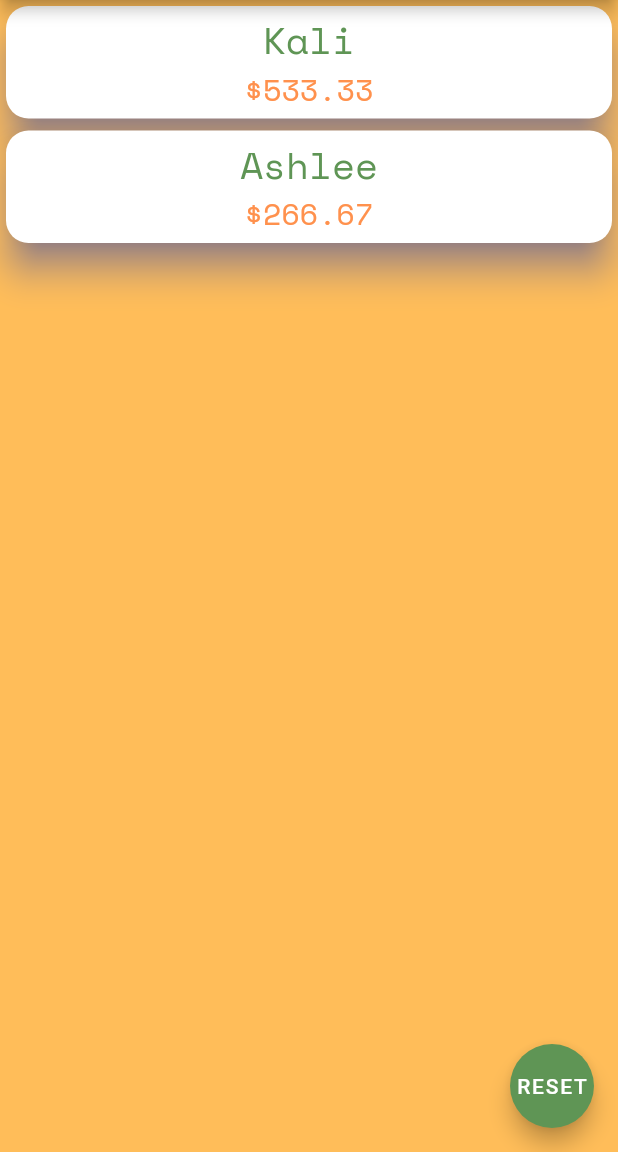
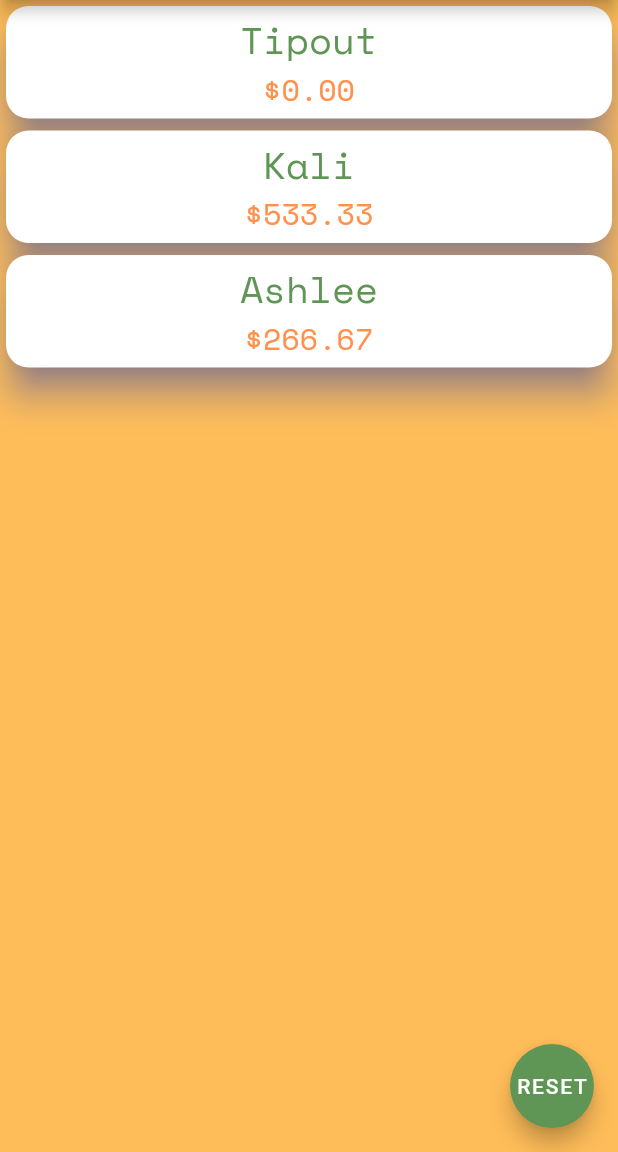
Before and after one commit to SlowGen/Poolhouse-Flutter, a Flutter app: the ResultsScreen screen opened by its route, after a tap on "Calculate", on a phone screen of 412 x 824 dp, the part 84-1236 px from its top. Run offline on Flutter 3.47's test engine with Material 2 defaults, Android fonts, the phone set to English and light mode, and no system bars.

Commit message:
Feat: Tipout card added to results screen

```diff
--- a/lib/brain.dart
+++ b/lib/brain.dart
@@ -8,10 +8,10 @@ class Brain {
   final UnmodifiableListView<Server> serverList;
   final TipoutData tipout;
   double _rate = 0.0;
+  double totalTips = 0.0;
+  double totalPoints = 0.0;
 
   double getRate() {
-    double totalTips = 0.0;
-    double totalPoints = 0.0;
     for (Server server in serverList) {
       totalTips += server.tips;
       totalPoints += server.points;
@@ -22,4 +22,8 @@ class Brain {
     totalPoints != 0 ? _rate = totalTips / totalPoints : _rate = 0.0;
     return _rate;
   }
+
+  double getTipoutTotal() {
+    return (tipout.tipout * totalTips) / 100;
+  }
 }
--- a/lib/screens/results_screen.dart
+++ b/lib/screens/results_screen.dart
@@ -12,6 +12,7 @@ import '../models/server_data.dart';
 import '../models/tipout_data.dart';
 import '../screens/enter_data_screen.dart';
 import '../widgets/results_list.dart';
+import '../widgets/results_tile.dart';
 
 class ResultsScreen extends StatelessWidget {
   static const String id = 'results';
@@ -23,6 +24,7 @@ class ResultsScreen extends StatelessWidget {
         Provider.of<ServerData>(context, listen: false).servers;
     final Brain brain = Brain(serverList: serverList, tipout: tipouts);
     final double rate = brain.getRate();
+    final double tipoutTotal = brain.getTipoutTotal();
 
     return Scaffold(
       appBar: AppBar(
@@ -38,7 +40,19 @@ class ResultsScreen extends StatelessWidget {
               context, DataEntry.id, (route) => false);
         },
       ),
-      body: ResultsList(rate: rate),
+      body: Column(
+        children: [
+          ResultsTile(
+            server: Server(
+              name: 'Tipout',
+              allocation: tipoutTotal,
+            ),
+          ),
+          Expanded(
+            child: ResultsList(rate: rate),
+          ),
+        ],
+      ),
     );
   }
 }
```
